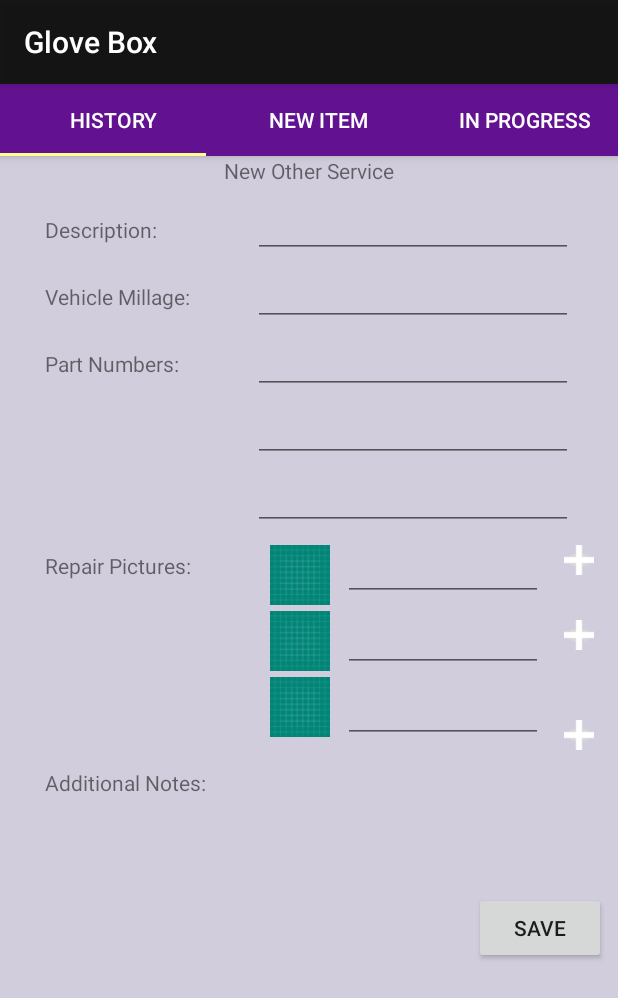
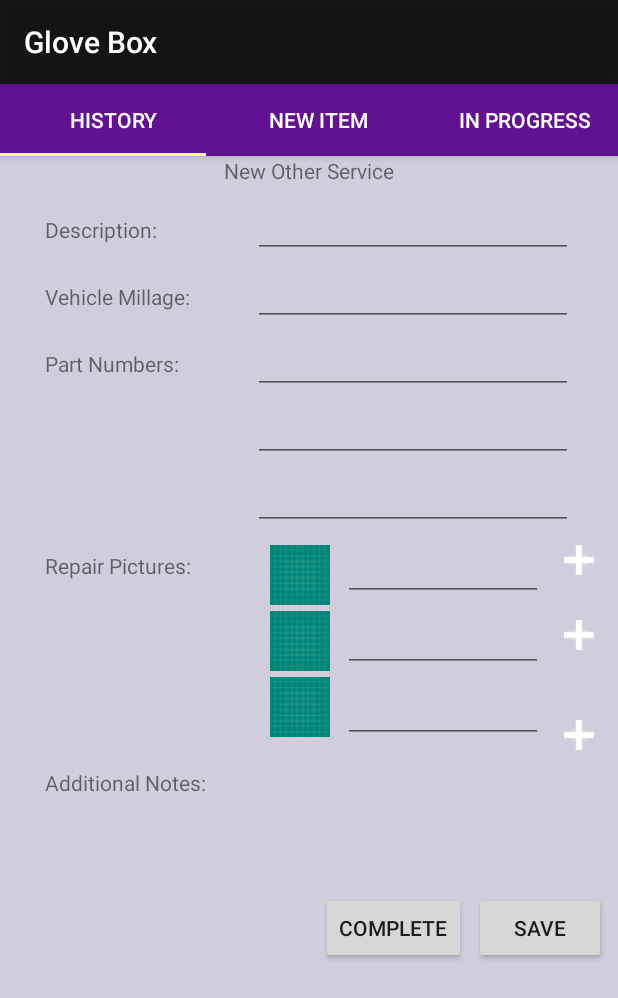
Before and after one commit to sdpinson/GloveBox, an Android app: the fragment ServiceFragment placed in its activity, on a phone screen of 412 x 824 dp. Shown: the top 998 px of the screen. Run offline under Robolectric (Android 15) with nearby library versions, the phone set to English and light mode, and no system bars; 1 statement that could not run was skipped.

Commit message:
work in service fragment

```diff
--- a/app/src/main/res/layout/fragment_service.xml
+++ b/app/src/main/res/layout/fragment_service.xml
@@ -245,4 +245,14 @@
         app:layout_constraintEnd_toEndOf="parent"
         app:layout_constraintTop_toBottomOf="@+id/editText6" />
 
+    <Button
+        android:id="@+id/completeButton"
+        android:layout_width="wrap_content"
+        android:layout_height="wrap_content"
+        android:layout_marginTop="99dp"
+        android:layout_marginEnd="5dp"
+        android:text="@string/completeButton"
+        app:layout_constraintEnd_toStartOf="@+id/saveButton"
+        app:layout_constraintTop_toBottomOf="@+id/editText6" />
+
 </androidx.constraintlayout.widget.ConstraintLayout>
--- a/app/src/main/res/values/strings.xml
+++ b/app/src/main/res/values/strings.xml
@@ -26,4 +26,5 @@
     <string name="notes">Additional Notes:</string>
     <string name="empty"></string>
     <string name="saveButton">save</string>
+    <string name="completeButton">Complete</string>
 </resources>
```
Also changed, not shown: app/src/main/java/com/cpsc4150/glovebox/Fragments/ServiceFragment.java (+32 -2 lines).
